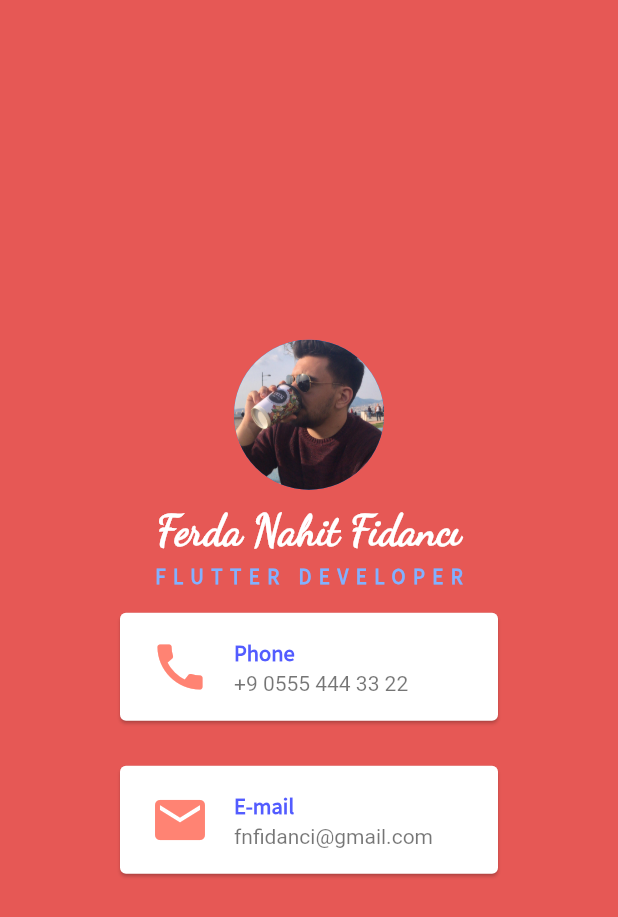
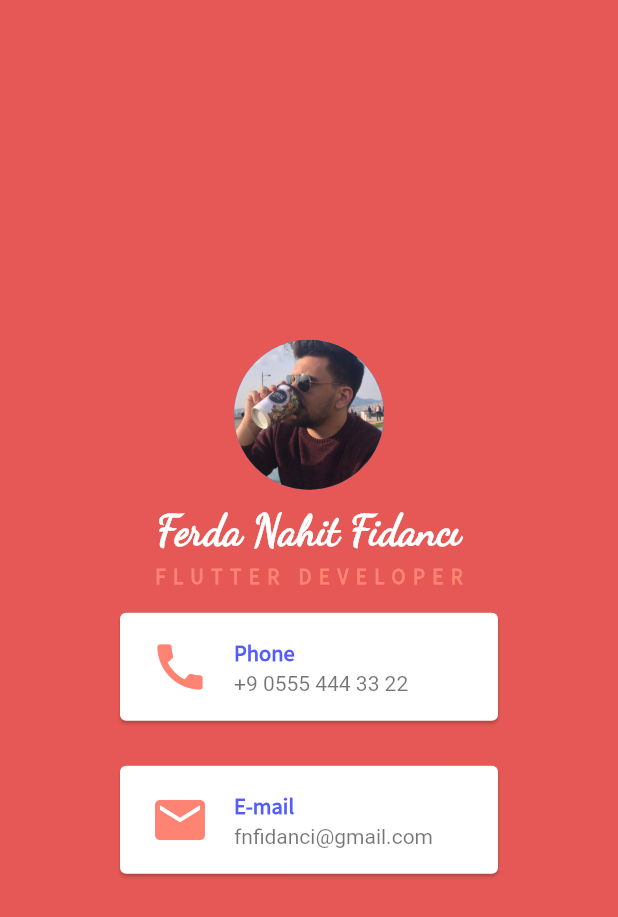
Before and after one commit to dokumanx/ID-Card-Flutter-App, a Flutter app: the screen it shows after launch, on a phone screen of 412 x 824 dp. Shown: the top 917 px of the screen. Run offline on Flutter 3.47's test engine with Material 2 defaults, Android fonts, the phone set to English and light mode, and no system bars.

Commit message:
"Flutter Developer" text's color changed

```diff
--- a/lib/main.dart
+++ b/lib/main.dart
@@ -39,9 +39,10 @@ class MyApp extends StatelessWidget {
               'FLUTTER DEVELOPER',
               style: TextStyle(
                 fontFamily: 'SourceSansPro',
-                color: Colors.blueAccent.shade100,
+                color: Color.fromRGBO(255, 131, 115, 100.0),
                 letterSpacing: 5,
                 fontWeight: FontWeight.bold,
+                fontSize: 14,
               ),
             ),
             Card(
```
